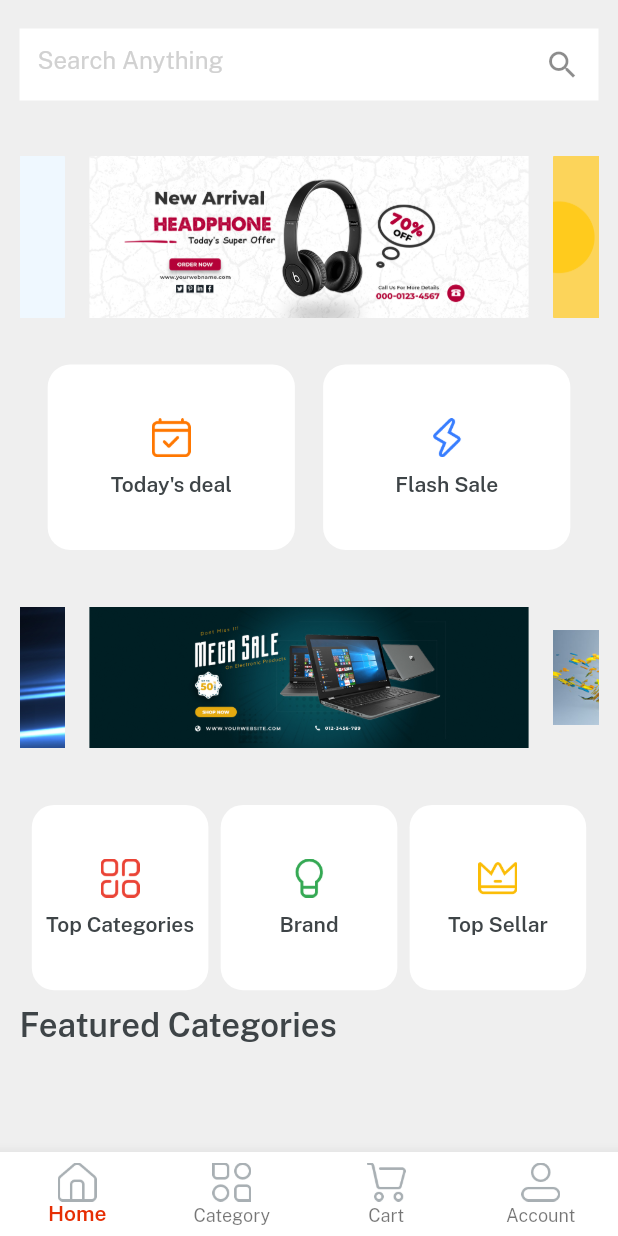
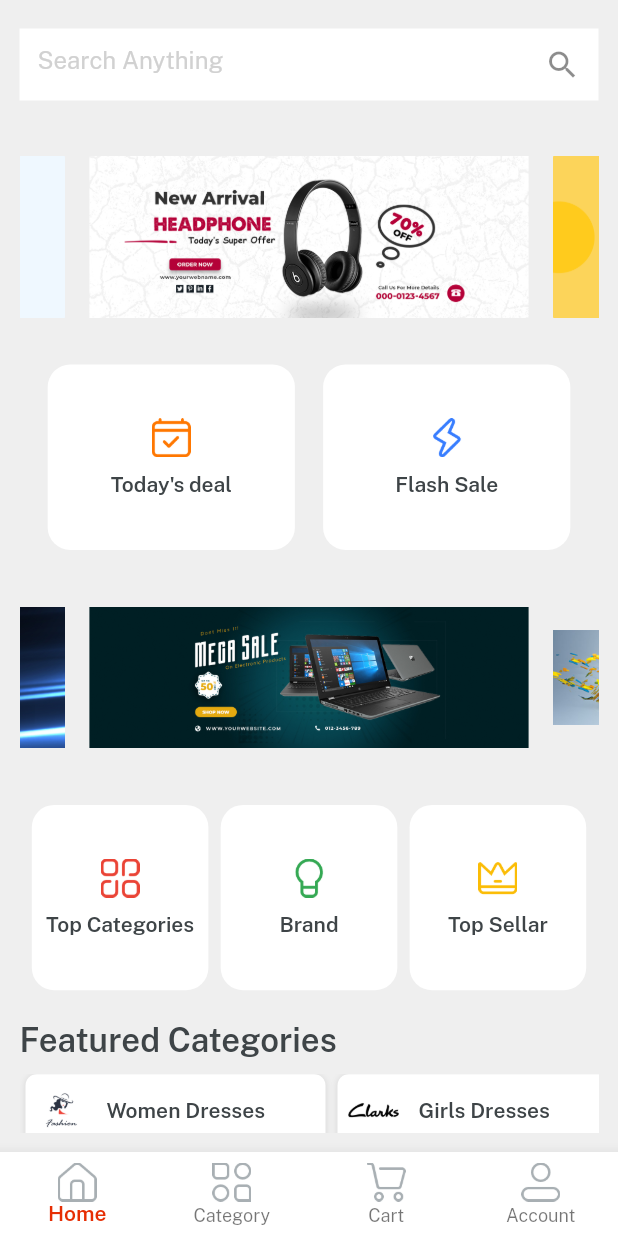
Before and after one commit to Anshramani2022/e_commerce, a Flutter app: the Home screen opened directly, on a phone screen of 412 x 824 dp. Run offline on Flutter 3.47's test engine with Material 2 defaults, Android fonts, the phone set to English and light mode, and no system bars; drawn by our look-alikes of velocity_x; our stand-ins replace get.

Commit message:
home first complete

```diff
--- a/lib/consts/list.dart
+++ b/lib/consts/list.dart
@@ -1,6 +1,13 @@
+import 'package:emart_app/consts/consts.dart';
 import 'package:emart_app/consts/images.dart';
 
 const socialIconList = [icFacebookLogo, icGoogleLogo, icTwitterLogo];
 
 const brandList = [imgSlider1, imgSlider2, imgSlider3, imgSlider4];
 const secondBrandList = [imgSs1, imgSs2, imgSs3, imgSs4];
+
+const featuredImg1 = [imgS1, imgS2, imgS3];
+const featuredImg2 = [imgS4, imgS5, imgS6];
+
+const featuredTitle1 = [womenDress, girlDresses, girlsWatches];
+const featuredTitle2 = [boysGlasses, mobilePhone, tShirt];
--- a/lib/consts/strings.dart
+++ b/lib/consts/strings.dart
@@ -18,10 +18,16 @@ const termAndCondition = "Term And Condition";
 
 const home = "Home", category = "Category", cart = "Cart", account = "Account";
 
-const searchanything = "Search Anything",
+const searchAnything = "Search Anything",
     todayDeal = "Today's deal",
-    flashsale = "Flash Sale",
+    flashSale = "Flash Sale",
     topSeller = "Top Sellar",
     brand = "Brand",
-    topcategories = "Top Categories",
-    featuredcategories = "Featured Categories";
+    topCategories = "Top Categories",
+    womenDress = "Women Dresses",
+    girlsWatches = "Girls Watch",
+    tShirt = "T-Shirt",
+    mobilePhone = "Mobile Phone",
+    boysGlasses = "Boy Glasses",
+    girlDresses = "Girls Dresses",
+    featuredCategories = "Featured Categories";
--- /dev/null
+++ b/lib/view/home_Screen/component/featured_component.dart
@@ -0,0 +1,23 @@
+import 'package:emart_app/consts/consts.dart';
+
+Widget featuredButton({String? title, icon}) {
+  return Row(
+    children: [
+      Image.asset(
+        icon,
+        width: 40,
+        fit: BoxFit.fill,
+      ),
+      10.widthBox,
+      title!.text.fontFamily(semibold).color(darkFontGrey).make(),
+    ],
+  )
+      .box
+      .width(200)
+      .margin(const EdgeInsets.symmetric(horizontal: 4))
+      .padding(const EdgeInsets.all(4))
+      .white
+      .roundedSM
+      .outerShadow
+      .make();
+}
--- a/lib/view/home_Screen/home_screen.dart
+++ b/lib/view/home_Screen/home_screen.dart
@@ -1,5 +1,7 @@
 import 'package:emart_app/Widget_common/home_button.dart';
 import 'package:emart_app/consts/consts.dart';
+
+import 'component/featured_component.dart';
 
 class HomeScreen extends StatelessWidget {
   const HomeScreen({Key? key}) : super(key: key);
@@ -24,14 +26,14 @@ class HomeScreen extends StatelessWidget {
                     suffixIcon: Icon(Icons.search),
                     filled: true,
                     fillColor: whiteColor,
-                    hintText: searchanything,
+                    hintText: searchAnything,
                     hintStyle: TextStyle(color: textfieldGrey)),
               ),
             ),
             10.heightBox,
             Expanded(
               child: SingleChildScrollView(
-                physics: BouncingScrollPhysics(),
+                physics: const BouncingScrollPhysics(),
                 child: Column(
                   children: [
                     VxSwiper.builder(
@@ -59,7 +61,7 @@ class HomeScreen extends StatelessWidget {
                               width: context.screenWidth / 2.5,
                               height: context.screenHeight * 0.15,
                               icon: index == 0 ? icTodaysDeal : icFlashDeal,
-                              title: index == 0 ? todayDeal : flashsale),
+                              title: index == 0 ? todayDeal : flashSale),
                         )),
                     10.heightBox,
                     VxSwiper.builder(
@@ -92,19 +94,39 @@ class HomeScreen extends StatelessWidget {
                                       ? icBrands
                                       : icTopSeller,
                               title: index == 0
-                                  ? topcategories
+                                  ? topCategories
                                   : index == 1
                                       ? brand
                                       : topSeller),
                         )),
-                    10.heightBox,
+                    20.heightBox,
                     Align(
                         alignment: Alignment.centerLeft,
-                        child: featuredcategories.text
+                        child: featuredCategories.text
                             .color(darkFontGrey)
                             .size(22)
                             .fontFamily(semibold)
-                            .make())
+                            .make()),
+                    10.heightBox,
+                    SingleChildScrollView(
+                      scrollDirection: Axis.horizontal,
+                      child: Row(
+                        children: List.generate(
+                            3,
+                            (index) => Column(
+                                  children: [
+                                    featuredButton(
+                                        icon: featuredImg1[index],
+                                        title: featuredTitle1[index]),
+                                    10.heightBox,
+                                    featuredButton(
+                                        icon: featuredImg2[index],
+                                        title: featuredTitle2[index]),
+                                  ],
+                                )).toList(),
+                      ),
+                    ),
+                    10.heightBox,
                   ],
                 ),
               ),
```
